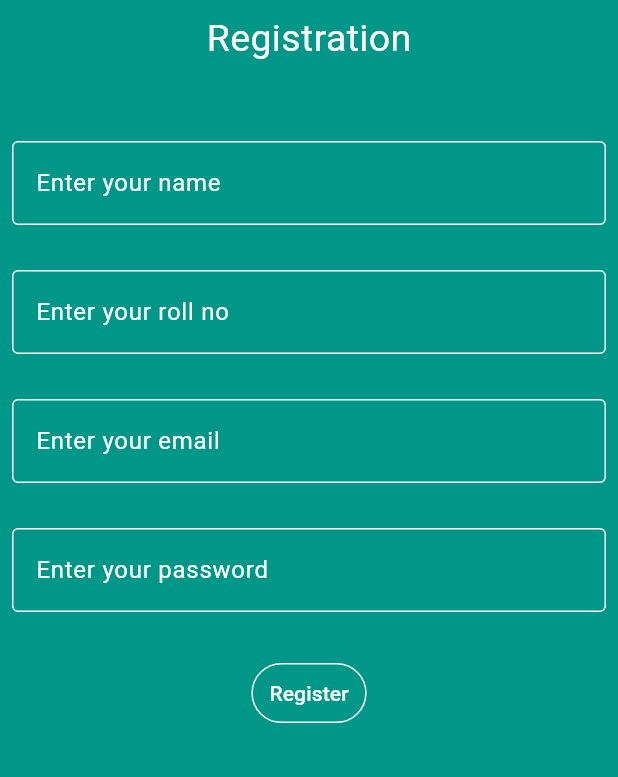
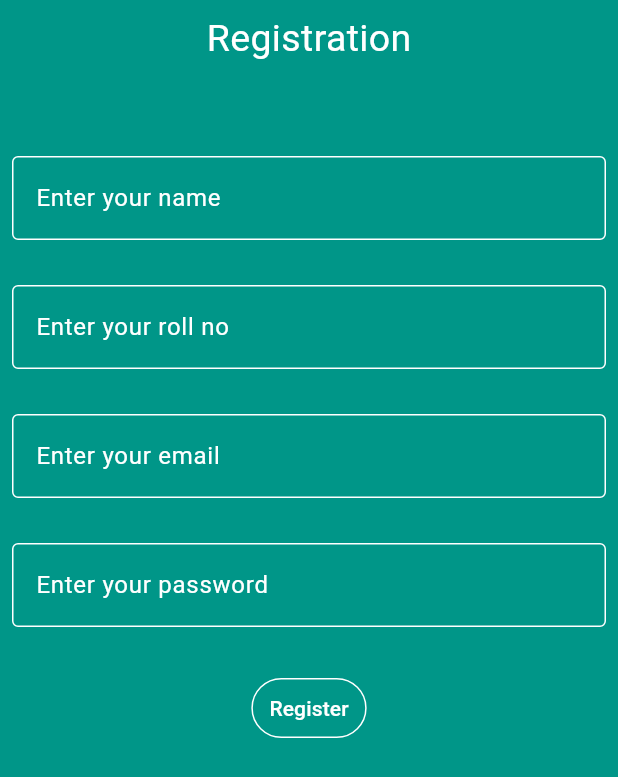
Before and after one commit to RizaBasheer/qr_app, a Flutter app: the Register screen opened directly, on a phone screen of 412 x 824 dp. Shown: the top 777 px of the screen. Run offline on Flutter 3.47's test engine with Material 3 defaults, Android fonts, the phone set to English and light mode, and no system bars; our stand-ins replace qr_flutter; missing offline and left inert: mobile_scanner; network calls fail.

```diff
--- a/lib/mobilescan.dart
+++ b/lib/mobilescan.dart
@@ -1,6 +1,7 @@
 import 'package:flutter/material.dart';
 import 'package:mobile_scanner/mobile_scanner.dart';
 import 'package:ui_app/profile.dart';
+import 'front.dart';
 
 class MobileScan extends StatefulWidget {
   const MobileScan({Key? key}) : super(key: key);
@@ -34,7 +35,7 @@ class _MobileScanState extends State<MobileScan> {
               ),
             ),
             TextButton(
-                onPressed: () {Navigator.push(context, MaterialPageRoute(builder: (context) => Page()));},
+                onPressed: () {Navigator.push(context, MaterialPageRoute(builder: (context) => LoginScreen()));},
                 style:
                     TextButton.styleFrom(side: BorderSide(color: Colors.white)),
                 child: Text('Go',style: TextStyle(color: Colors.white),))
--- a/lib/qr.dart
+++ b/lib/qr.dart
@@ -43,10 +43,11 @@ class QrCode extends StatelessWidget {
                     'Scan',
                     style: TextStyle(color: Colors.white),
                   )),
+              SizedBox(height: 20,),
               TextButton(
                   onPressed: () {
                     Navigator.push(context,
-                        MaterialPageRoute(builder: (context) => MobileScan()));
+                        MaterialPageRoute(builder: (context) => Profile()));
                   },
                   style: TextButton.styleFrom(
                     side: BorderSide(color: Colors.white ),
--- a/lib/reg.dart
+++ b/lib/reg.dart
@@ -27,8 +27,8 @@ class _RegisterState extends State<Register> {
               'Registration',
               style: TextStyle(color: Colors.white, fontSize: 25),
             ),
-            SizedBox(height: 50, width: 200),
-            TextGet(control:name,title : 'Enter your name'),
+            SizedBox(height: 60, width: 200),
+            TextGet(control:name,title : 'Enter your name',),
             SizedBox(height: 30, width: 200),
             TextGet(control:roll,title : 'Enter your roll no'),
             SizedBox(height: 30, width: 200),
@@ -36,7 +36,9 @@ class _RegisterState extends State<Register> {
             SizedBox(height: 30, width: 200),
             TextField(
               controller: pass,
+              obscureText: true,
               decoration: InputDecoration(
+
                   enabledBorder: OutlineInputBorder(
                       borderRadius: BorderRadius.circular(4),
                       borderSide: BorderSide(color: Colors.white)),
--- a/pubspec.yaml
+++ b/pubspec.yaml
@@ -36,6 +36,7 @@ dependencies:
   cupertino_icons: ^1.0.2
   qr_flutter: ^4.1.0
   mobile_scanner: 2.1.0
+  http: ^1.2.1
 
 dev_dependencies:
   flutter_test:
```
Also changed, not shown: lib/front.dart (added, +20 -0 lines), lib/profile.dart (+12 -0 lines), lib/trial.dart (deleted, +0 -18 lines), pubspec.lock.
